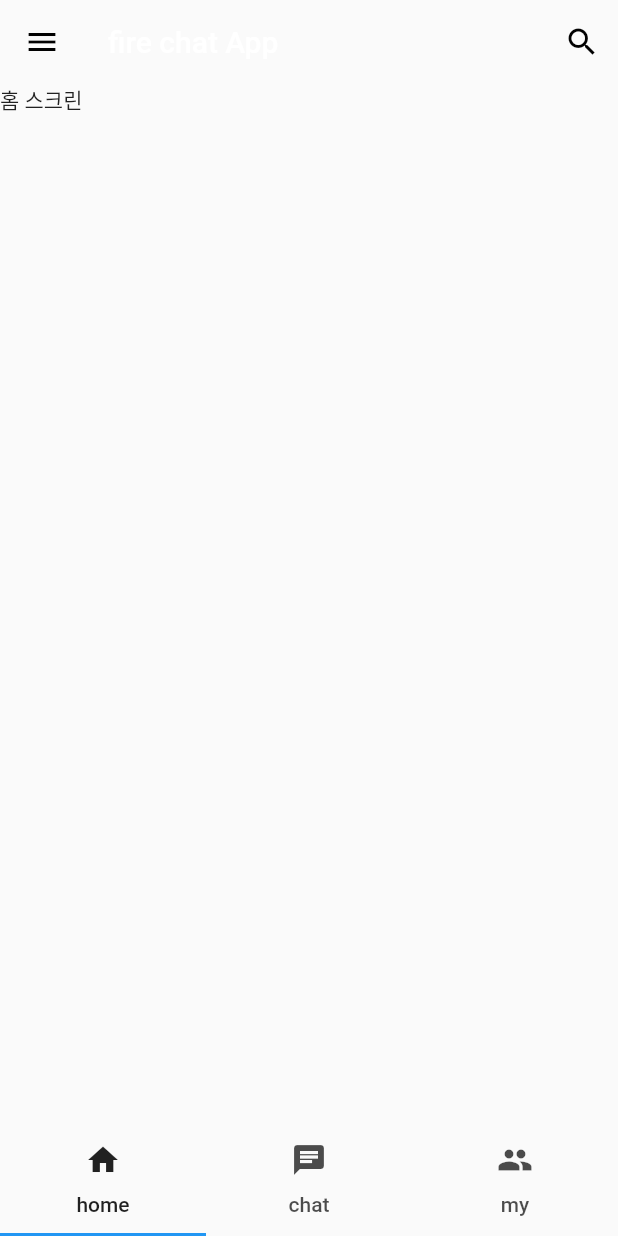
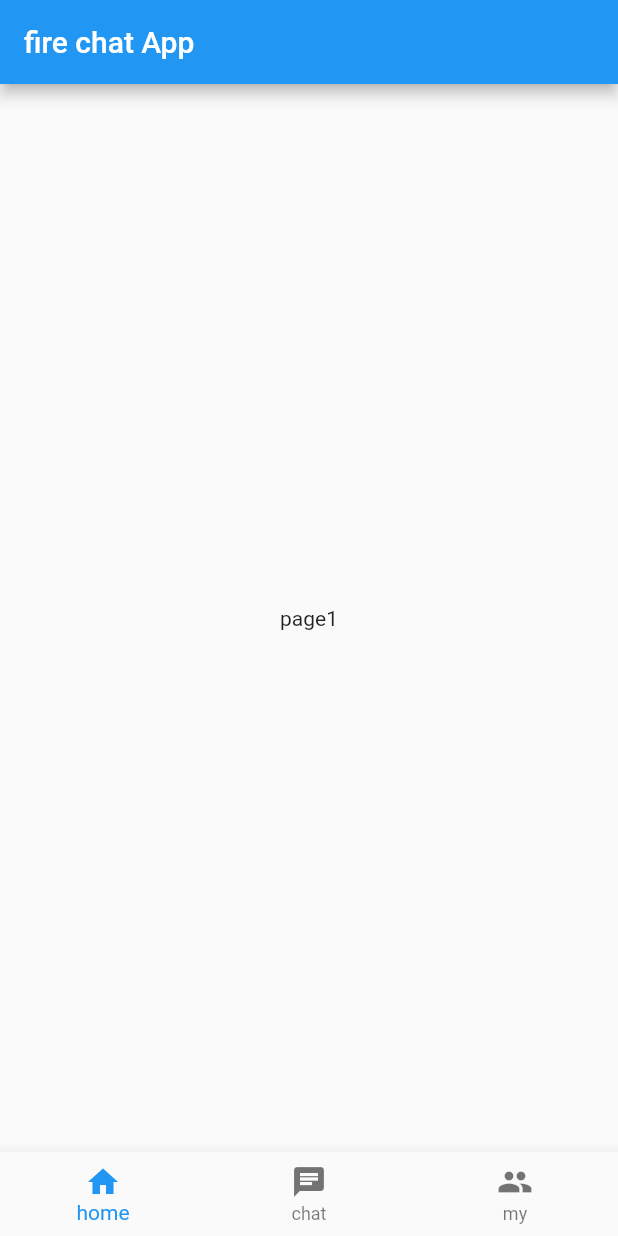
Before and after one commit to MinJa-e/jae_first_clone, a Flutter app: the screen it shows after launch, on a phone screen of 412 x 824 dp. Run offline on Flutter 3.47's test engine with Material 2 defaults, Android fonts, the phone set to English and light mode, and no system bars.

Commit message:
바텀 네비게이션 바 고장.. 원인 찾아봐야 할 드

```diff
--- a/lib/main.dart
+++ b/lib/main.dart
@@ -10,6 +10,10 @@ class MyApp extends StatelessWidget {
     return MaterialApp(
       debugShowCheckedModeBanner: false,
       title: 'Clone',
+      theme: ThemeData(
+        primarySwatch: Colors.blue,
+        visualDensity: VisualDensity.adaptivePlatformDensity,
+      ),
       home: Main(),
     );
   }
@@ -22,33 +26,34 @@ class Main extends StatefulWidget {
 }
 
 // DefaultTabController 사용한 하단바
+
+/*
 class _MainState extends State<Main> {
   @override
   Widget build(BuildContext context) {
     return MaterialApp(
       debugShowCheckedModeBanner: false,//debug 띠 안보이게 해줌
       title: 'chat used firebase',
-      theme: ThemeData(primaryColor: Colors.white),
       home: DefaultTabController(
           length: 3,
           child: Scaffold(
+            // extendBodyBehindAppBar: false,
+            // extendBodyBehindAppBar가 true면 body 영역이 화면 전체를 채움
 
             appBar: AppBar(
+              backgroundColor: Colors.yellow,
               title: Text('fire chat App'),
-              backgroundColor: Colors.transparent,
+              centerTitle: true,
               elevation: 0,
-              leading: IconButton(
-                icon: Icon(Icons.menu),
-                onPressed: () {},
-                color: Colors.black,
-              ),
               actions: <Widget>[
                 IconButton(
                   icon: Icon(Icons.search),
                   onPressed: () {},
-                  color: Colors.black,
                 )
               ],
+            ),
+            drawer: Drawer(
+
             ),
 
             body: TabBarView(
@@ -77,34 +82,38 @@ class _MainState extends State<Main> {
     );
   }
 }
+*/
 
 // BottomNavigationBar 사용한 하단바
 
-/*
+
 class _MainState extends State<Main> {
   @override
   Widget build(BuildContext context) {
-    int screenIndex = 0;
-    List<Widget> screenList = [Text('홈스크린'), Text('채팅 스크린'), Text('마이 스크린')];
+    int bottomTab = 0;
+    List tabBody = [Text('page1'), Text('page2'), Text('page3')];
 
     return Scaffold(
         appBar: AppBar(
           title: Text('fire chat App'),
         ),
-        body: screenList[screenIndex],
+        body: Center(
+          child: tabBody[bottomTab], // 페이지와 연결
+        ),
         bottomNavigationBar: BottomNavigationBar(
-          currentIndex: screenIndex,
+          currentIndex: bottomTab,
           items: [
             BottomNavigationBarItem(icon: Icon(Icons.home), label: 'home'),
             BottomNavigationBarItem(icon: Icon(Icons.chat), label: 'chat'),
             BottomNavigationBarItem(icon: Icon(Icons.people), label: 'my')
           ],
-          onTap: (value) {
-            setState(() { //상태 갱신이 되지 않으면 동작을 하지 않음
-              screenIndex = value;
-            });
-          },
+          onTap: _onItemTapped
         ));
   }
+  void _onItemTapped(int index) {
+    // state 갱신
+    setState(() {
+      int bottomTab = index; // index는 item 순서로 0, 1, 2로 구성
+    });
+  }
 }
-*/
```
